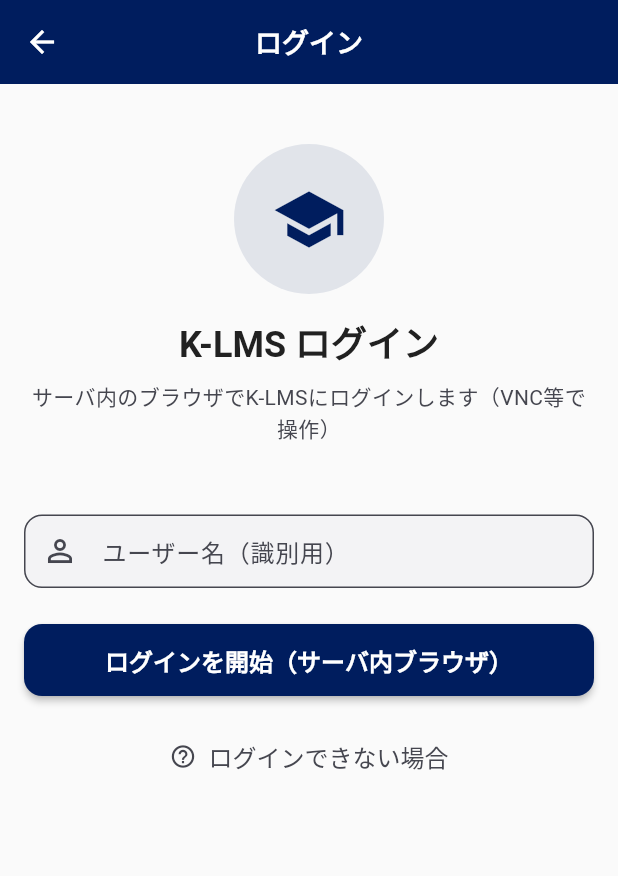
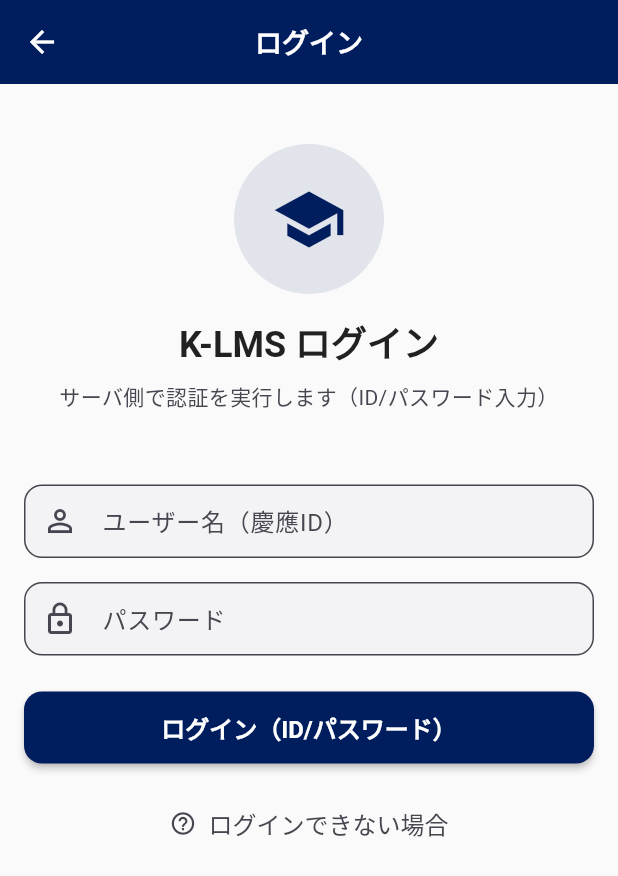
Before and after one commit to iyuya1808/kpass, a Flutter app: the screen it shows after launch, after a tap on "手動ログインを試す", after a tap on "ログイン", on a phone screen of 412 x 824 dp. Shown: the top 876 px of the screen. Run offline on Flutter 3.47's test engine with Material 3 defaults, Android fonts, the phone set to English and light mode, and no system bars; our stand-ins replace battery_plus, connectivity_plus, device_info_plus, dio, equatable, firebase_core and 9 more; missing offline and left inert: background_fetch, device_calendar, flutter_web_auth, pdfx, workmanager; accounts and stored records are empty; network calls fail.

Commit message:
feat(auth): switch login UI to credentials (username+password) and call server-side puppeteer

```diff
--- a/lib/features/auth/presentation/screens/credential_login_screen.dart
+++ b/lib/features/auth/presentation/screens/credential_login_screen.dart
@@ -18,6 +18,7 @@
 class _CredentialLoginScreenState extends State<CredentialLoginScreen> {
   final _formKey = GlobalKey<FormState>();
   final _usernameController = TextEditingController();
+  final _passwordController = TextEditingController();
 
   bool _isLoading = false;
   String? _errorMessage;
@@ -25,6 +26,7 @@
   @override
   void dispose() {
     _usernameController.dispose();
+    _passwordController.dispose();
     super.dispose();
   }
 
@@ -41,11 +43,10 @@
     });
 
     final username = _usernameController.text.trim();
+    final password = _passwordController.text;
 
     if (kDebugMode) {
-      debugPrint(
-        'CredentialLoginScreen: Starting external browser login for user: $username',
-      );
+      debugPrint('CredentialLoginScreen: Starting credentials login for user: $username');
     }
 
     try {
@@ -55,24 +56,20 @@
       final authProvider = Provider.of<AuthProvider>(context, listen: false);
 
       if (kDebugMode) {
-        debugPrint('CredentialLoginScreen: Calling startExternalBrowserLogin');
+        debugPrint('CredentialLoginScreen: Calling authenticateWithCredentials');
       }
-      final result = await authProvider.startServerPuppeteerLogin(username);
+      final result = await authProvider.authenticateWithCredentials(username, password);
 
       if (kDebugMode) {
-        debugPrint(
-          'CredentialLoginScreen: External browser login result: ${result.type}',
-        );
+        debugPrint('CredentialLoginScreen: Credentials login result: ${result.type}');
       }
 
       if (!mounted) return;
 
       if (result.isSuccess) {
-        // External browser login completed successfully
+        // Credentials login completed successfully
         if (kDebugMode) {
-          debugPrint(
-            'CredentialLoginScreen: External browser login completed successfully',
-          );
+          debugPrint('CredentialLoginScreen: Credentials login completed successfully');
         }
 
         // Navigate to dashboard or home screen
@@ -81,9 +78,7 @@
         );
       } else {
         if (kDebugMode) {
-          debugPrint(
-            'CredentialLoginScreen: External browser login failed: ${result.userFriendlyMessage}',
-          );
+          debugPrint('CredentialLoginScreen: Credentials login failed: ${result.userFriendlyMessage}');
         }
         setState(() {
           _errorMessage = result.userFriendlyMessage;
@@ -94,7 +89,7 @@
       if (!mounted) return;
 
       if (kDebugMode) {
-        debugPrint('CredentialLoginScreen: Login error: $error');
+        debugPrint('CredentialLoginScreen: Credentials login error: $error');
         debugPrint('CredentialLoginScreen: Error type: ${error.runtimeType}');
       }
 
@@ -130,6 +125,8 @@
                 _buildHeader(theme, l10n),
                 const SizedBox(height: AppConstants.largePadding * 2),
                 _buildUsernameField(theme, l10n),
+                const SizedBox(height: AppConstants.defaultPadding),
+                _buildPasswordField(theme, l10n),
                 if (_errorMessage != null) ...[
                   const SizedBox(height: AppConstants.defaultPadding),
                   _buildErrorCard(theme),
@@ -168,7 +165,7 @@
         ),
         const SizedBox(height: AppConstants.smallPadding),
         Text(
-          'サーバ内のブラウザでK-LMSにログインします（VNC等で操作）',
+          'サーバ側で認証を実行します（ID/パスワード入力）',
           style: theme.textTheme.bodyMedium?.copyWith(
             color: theme.colorScheme.onSurfaceVariant,
           ),
@@ -183,8 +180,8 @@
       controller: _usernameController,
       enabled: !_isLoading,
       decoration: InputDecoration(
-        labelText: 'ユーザー名（識別用）',
-        hintText: '慶應IDを入力（識別用）',
+        labelText: 'ユーザー名（慶應ID）',
+        hintText: '例: ist***@keio.jp',
         prefixIcon: const Icon(Icons.person_outline),
         border: OutlineInputBorder(borderRadius: BorderRadius.circular(12)),
         filled: true,
@@ -201,6 +198,34 @@
         }
         if (value.trim().length < 3) {
           return 'ユーザー名は3文字以上で入力してください';
+        }
+        return null;
+      },
+    );
+  }
+
+  Widget _buildPasswordField(ThemeData theme, AppLocalizations? l10n) {
+    return TextFormField(
+      controller: _passwordController,
+      enabled: !_isLoading,
+      decoration: InputDecoration(
+        labelText: 'パスワード',
+        hintText: 'K-LMSのパスワード',
+        prefixIcon: const Icon(Icons.lock_outline),
+        border: OutlineInputBorder(borderRadius: BorderRadius.circular(12)),
+        filled: true,
+        fillColor: theme.colorScheme.surfaceContainerHighest.withValues(
+          alpha: 0.3,
+        ),
+      ),
+      obscureText: true,
+      textInputAction: TextInputAction.done,
+      validator: (value) {
+        if (value == null || value.isEmpty) {
+          return 'パスワードを入力してください';
+        }
+        if (value.length < 3) {
+          return 'パスワードが短すぎます';
         }
         return null;
       },
@@ -257,7 +282,7 @@
                 ),
               )
               : Text(
-                'ログインを開始（サーバ内ブラウザ）',
+                'ログイン（ID/パスワード）',
                 style: const TextStyle(
                   fontSize: 16,
                   fontWeight: FontWeight.w600,
```
